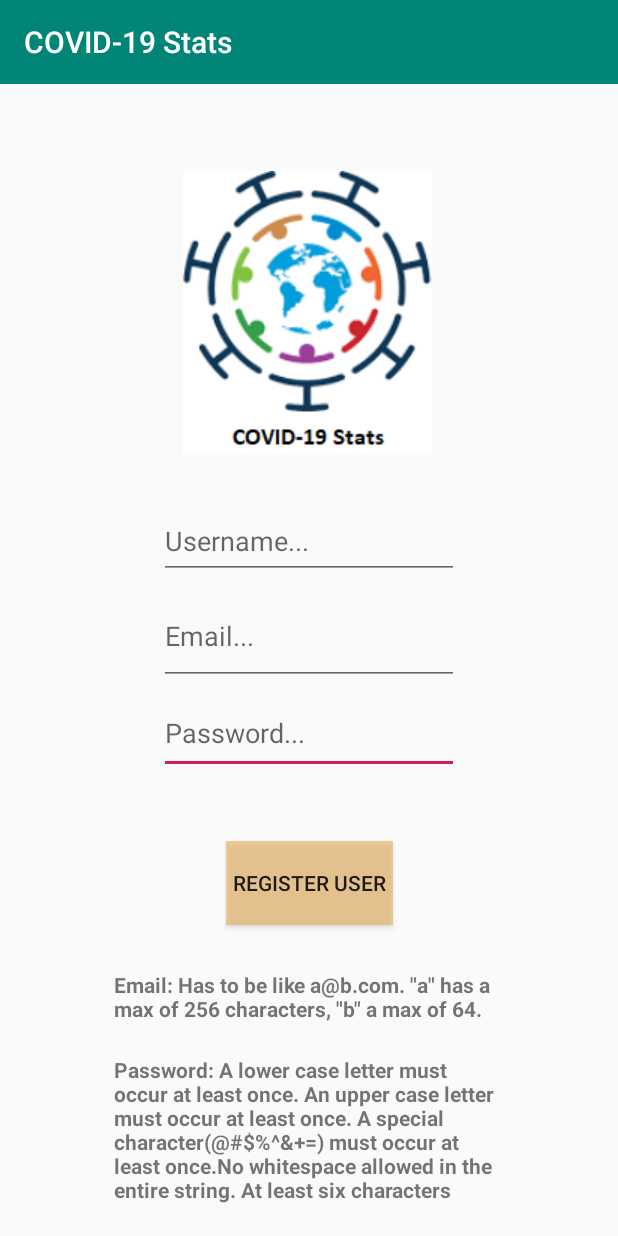
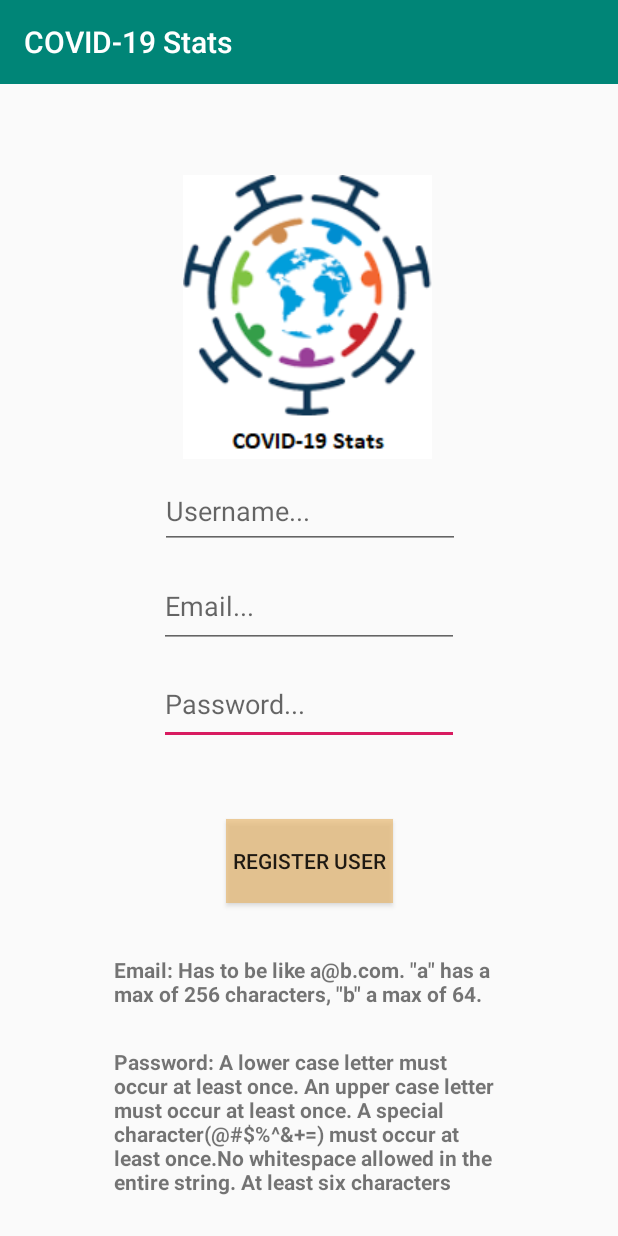
Before and after one commit to MiguelServera/COVID-19Project, an Android app: the screen it shows after launch (RegisterActivity), after a tap on "REGISTER", on a phone screen of 412 x 824 dp. Run offline under Robolectric (Android 15) with nearby library versions, the phone set to English and light mode, and no system bars.

Commit message:
Only my mobile works

```diff
--- a/app/build.gradle
+++ b/app/build.gradle
@@ -38,4 +38,5 @@ dependencies {
     androidTestImplementation 'androidx.test.espresso:espresso-core:3.1.1'
     compile group: 'com.google.code.gson', name: 'gson', version: '2.8.0'
     implementation 'com.github.PhilJay:MPAndroidChart:v3.1.0'
+    implementation 'com.opencsv:opencsv:4.6'
 }
--- a/app/src/main/java/com/example/covid_19stats/Adapters/StatsFromCCAAAdapter.java
+++ b/app/src/main/java/com/example/covid_19stats/Adapters/StatsFromCCAAAdapter.java
@@ -31,7 +31,6 @@ public class StatsFromCCAAAdapter extends ArrayAdapter {
         final View view = inflater.inflate(R.layout.inflate_all_ccaa, null);
         CCAAStats stat = statsList.get(position);
         TextView date = (TextView) view.findViewById(R.id.dateCCAA);
-        TextView cases = (TextView) view.findViewById(R.id.casesCCAA);
         TextView pcr = (TextView) view.findViewById(R.id.pcrCCAA);
         TextView testAC = (TextView) view.findViewById(R.id.testAC);
         TextView hospitalized = (TextView) view.findViewById(R.id.hospitalizedCCAA);
@@ -39,7 +38,6 @@ public class StatsFromCCAAAdapter extends ArrayAdapter {
         TextView deaths = (TextView) view.findViewById(R.id.deathsCCAA);
 
         date.setText(String.valueOf(stat.getDate()));
-        cases.setText(String.valueOf(stat.getCases()));
         pcr.setText(String.valueOf(stat.getPcr()));
         testAC.setText(String.valueOf(stat.getTestAC()));
         hospitalized.setText(String.valueOf(stat.getHospitalized()));
--- a/app/src/main/java/com/example/covid_19stats/Resources/RetrieveStatsFromAPI.java
+++ b/app/src/main/java/com/example/covid_19stats/Resources/RetrieveStatsFromAPI.java
@@ -105,7 +105,6 @@ public class RetrieveStatsFromAPI extends AppCompatActivity {
                 int responseCode = conn.getResponseCode();
 
                 if (responseCode == HttpsURLConnection.HTTP_OK) {
-
                     BufferedReader in = new BufferedReader(new InputStreamReader(conn.getInputStream()));
                     StringBuffer sb = new StringBuffer("");
                     String line = "";
@@ -147,12 +146,10 @@ public class RetrieveStatsFromAPI extends AppCompatActivity {
                     ls.start();
                     globalResults(datalist);
                 }
-
             } catch (JSONException e) {
                 e.printStackTrace();
             } finally {
-                Toast.makeText(getApplicationContext(), "New data downloading...", Toast.LENGTH_SHORT).show();
-                db.tanca();
+
                 finish();
             }
         }
--- a/app/src/main/java/com/example/covid_19stats/UIClasses/MenuActivity.java
+++ b/app/src/main/java/com/example/covid_19stats/UIClasses/MenuActivity.java
@@ -90,7 +90,7 @@ public class MenuActivity extends AppCompatActivity implements View.OnClickListe
         if (MainLogin.firstStart) {
                 if (isNetworkConnected(getApplicationContext())) {
                     if (isNetworkWifi(getApplicationContext())) {
-                        editor.putBoolean("firstStart", false);
+                        editor.putBoolean("firstStart", true);
                         editor.apply();
                         startActivity(launchApiActivity);
                         startActivity(launchDownloadACActivity);
--- a/app/src/main/java/com/example/covid_19stats/UIClasses/ShowGlobalStats.java
+++ b/app/src/main/java/com/example/covid_19stats/UIClasses/ShowGlobalStats.java
@@ -53,6 +53,7 @@ public class ShowGlobalStats extends AppCompatActivity implements NavigationView
         prefs = getSharedPreferences("prefs", MODE_PRIVATE);
         navigationView = findViewById(R.id.navView);
         navigationView.setNavigationItemSelectedListener(this);
+        Toast.makeText(appContext, "You can click on each country to see detailed info!", Toast.LENGTH_SHORT).show();
         Toolbar toolbar = findViewById(R.id.toolbar);
         setSupportActionBar(toolbar);
         drawer = findViewById(R.id.drawer_layout);
@@ -108,7 +109,7 @@ public class ShowGlobalStats extends AppCompatActivity implements NavigationView
             totalCured = cured + totalCured;
         }
         c.close();
-        totalCases.setText("These are the actual new cases for each country." + "\n" + "Global cases: " + totalSum + "\n" + "  Total deaths: " + totalDeaths + "\n" + "  Total cured: " + totalCured);
+        totalCases.setText("These are the actual new cases for each country." + "\n" + "Global cases: " + totalSum + "\n" + "Total deaths: " + totalDeaths + "\n" + "Total cured: " + totalCured);
     }
 
     private void selectedCountry() {
--- a/app/src/main/res/layout/choose_layout.xml
+++ b/app/src/main/res/layout/choose_layout.xml
@@ -35,7 +35,7 @@
             app:layout_constraintBottom_toTopOf="@+id/ccaa_table_button"
             app:layout_constraintEnd_toEndOf="parent"
             app:layout_constraintStart_toEndOf="@+id/global_button"
-            app:layout_constraintTop_toBottomOf="@+id/imageView" />
+            app:layout_constraintTop_toBottomOf="@+id/tableImage" />
 
         <Button
             android:id="@+id/ccaa_table_button"
@@ -71,7 +71,7 @@
             app:layout_constraintTop_toBottomOf="@+id/graphImage" />
 
         <ImageView
-            android:id="@+id/imageView"
+            android:id="@+id/tableImage"
             android:layout_width="194dp"
             android:layout_height="234dp"
             android:layout_marginTop="50dp"
--- a/app/src/main/res/layout/help_symptoms.xml
+++ b/app/src/main/res/layout/help_symptoms.xml
@@ -31,7 +31,7 @@
                 android:layout_height="wrap_content">
 
                 <ImageView
-                    android:id="@+id/imageView5"
+                    android:id="@+id/symptoms"
                     android:layout_width="0dp"
                     android:layout_height="500dp"
                     app:layout_constraintBottom_toBottomOf="parent"
@@ -43,14 +43,14 @@
                     app:srcCompat="@drawable/symptoms" />
 
                 <ImageView
-                    android:id="@+id/imageView7"
+                    android:id="@+id/symp_help"
                     android:layout_width="0dp"
                     android:layout_height="300dp"
                     android:scaleType="fitXY"
                     app:layout_constraintBottom_toBottomOf="parent"
                     app:layout_constraintEnd_toEndOf="parent"
                     app:layout_constraintStart_toStartOf="parent"
-                    app:layout_constraintTop_toBottomOf="@+id/imageView5"
+                    app:layout_constraintTop_toBottomOf="@+id/symptoms"
                     app:srcCompat="@drawable/symptoms_two" />
             </androidx.constraintlayout.widget.ConstraintLayout>
         </ScrollView>
--- a/app/src/main/res/layout/login_activity.xml
+++ b/app/src/main/res/layout/login_activity.xml
@@ -58,7 +58,7 @@
         app:layout_constraintBottom_toTopOf="@+id/editPassword"
         app:layout_constraintEnd_toEndOf="parent"
         app:layout_constraintStart_toStartOf="parent"
-        app:layout_constraintTop_toBottomOf="@+id/imageView3" />
+        app:layout_constraintTop_toBottomOf="@+id/logo" />
 
     <EditText
         android:id="@+id/editPassword"
@@ -76,7 +76,7 @@
         app:layout_constraintTop_toBottomOf="@+id/editEmail" />
 
     <ImageView
-        android:id="@+id/imageView3"
+        android:id="@+id/logo"
         android:layout_width="wrap_content"
         android:layout_height="wrap_content"
         android:layout_marginStart="119dp"
--- a/app/src/main/res/layout/nav_header.xml
+++ b/app/src/main/res/layout/nav_header.xml
@@ -10,6 +10,7 @@
     android:theme="@style/ThemeOverlay.AppCompat.Dark">
 
     <ImageView
+        android:id="@+id/miniLogo"
         android:layout_width="96dp"
         android:layout_height="85dp"
         android:scaleType="centerInside"
--- a/app/src/main/res/layout/register_activity.xml
+++ b/app/src/main/res/layout/register_activity.xml
@@ -34,13 +34,12 @@
         android:id="@+id/editRegiName"
         android:layout_width="200dp"
         android:layout_height="50dp"
-        android:layout_marginTop="24dp"
-        android:layout_marginBottom="68dp"
         android:hint="Username..."
-        app:layout_constraintBottom_toTopOf="@+id/editRegiPassword"
+        app:layout_constraintBottom_toTopOf="@+id/editRegiEmail"
         app:layout_constraintEnd_toEndOf="parent"
+        app:layout_constraintHorizontal_bias="0.502"
         app:layout_constraintStart_toStartOf="parent"
-        app:layout_constraintTop_toBottomOf="@+id/imageView4" />
+        app:layout_constraintTop_toBottomOf="@+id/logo" />
 
     <TextView
         android:id="@+id/rulesPassword"
@@ -69,7 +68,7 @@
     <EditText
         android:id="@+id/editRegiEmail"
         android:layout_width="200dp"
-        android:layout_height="65dp"
+        android:layout_height="55dp"
         android:ems="10"
         android:hint="Email..."
         android:inputType="textEmailAddress"
@@ -90,7 +89,7 @@
         app:layout_constraintTop_toBottomOf="@+id/registerUserButton" />
 
     <ImageView
-        android:id="@+id/imageView4"
+        android:id="@+id/logo"
         android:layout_width="wrap_content"
         android:layout_height="wrap_content"
         android:layout_marginTop="50dp"
--- a/app/src/main/res/layout/show_country_info.xml
+++ b/app/src/main/res/layout/show_country_info.xml
@@ -103,6 +103,7 @@
             android:id="@+id/detailsCountry"
             android:layout_width="0dp"
             android:layout_height="100dp"
+            android:textColor="#1A1A1A"
             android:textSize="16sp"
             app:layout_constraintBottom_toBottomOf="parent"
             app:layout_constraintEnd_toEndOf="parent"
```
Also changed, not shown: app/src/main/java/com/example/covid_19stats/Resources/DownloadFileCCAA.java (+9 -5 lines), app/src/main/java/com/example/covid_19stats/UIClasses/ShowCCAAInfo.java (+15 -1 lines), app/src/main/res/layout/all_countries_stats.xml (+7 -7 lines), app/src/main/res/layout/inflate_all_ccaa.xml (+0 -11 lines), app/src/main/res/layout/show_ccaa_info.xml (+0 -9 lines).
